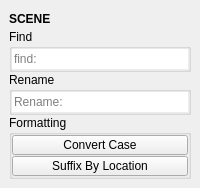
Qt form tentacle/ui/scene.ui (m3trik/tentacle) before a commit.
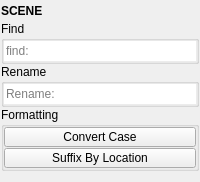
The same form after that commit. Custom widgets are drawn as their Qt base class.

```diff
--- a/tentacle/ui/scene.ui
+++ b/tentacle/ui/scene.ui
@@ -30,6 +30,18 @@
     </size>
    </property>
    <layout class="QVBoxLayout" name="verticalLayout_2">
+    <property name="leftMargin">
+     <number>1</number>
+    </property>
+    <property name="topMargin">
+     <number>1</number>
+    </property>
+    <property name="rightMargin">
+     <number>1</number>
+    </property>
+    <property name="bottomMargin">
+     <number>1</number>
+    </property>
     <item>
      <layout class="QVBoxLayout" name="verticalLayout">
       <property name="spacing">
```
